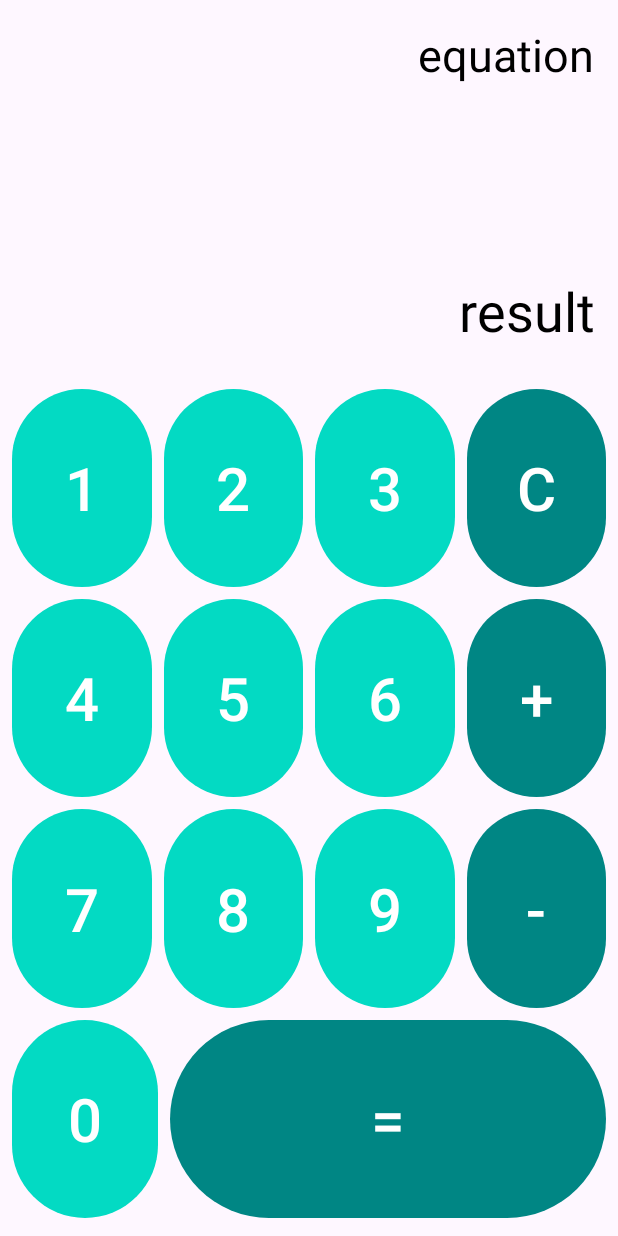
After one commit to d-abing/Android_Basic_study, an Android app: the layout activity_calculator.xml on its own in the app's theme, with its tools: preview values and no code run, on a phone screen of 412 x 824 dp. The commit adds this screen. Run offline under Robolectric (Android 15) with nearby library versions, the phone set to English and light mode, and no system bars.

Commit message:
<Part1:Ch5:06>
계산기 앱

```diff
--- /dev/null
+++ b/app/src/main/res/layout/activity_calculator.xml
@@ -0,0 +1,157 @@
+<?xml version="1.0" encoding="utf-8"?>
+<androidx.constraintlayout.widget.ConstraintLayout xmlns:android="http://schemas.android.com/apk/res/android"
+    xmlns:app="http://schemas.android.com/apk/res-auto"
+    xmlns:tools="http://schemas.android.com/tools"
+    android:id="@+id/main"
+    android:layout_width="match_parent"
+    android:layout_height="match_parent"
+    tools:context=".CalculatorActivity">
+
+    <TextView
+        android:id="@+id/equation_tv"
+        android:layout_width="0dp"
+        android:layout_height="0dp"
+        android:gravity="end"
+        android:padding="16dp"
+        android:text="equation"
+        android:textColor="@color/default_text_color"
+        android:textSize="30sp"
+        app:layout_constraintBottom_toTopOf="@+id/result_tv"
+        app:layout_constraintEnd_toEndOf="parent"
+        app:layout_constraintStart_toStartOf="parent"
+        app:layout_constraintTop_toTopOf="parent" />
+
+    <TextView
+        android:id="@+id/result_tv"
+        android:layout_width="0dp"
+        android:layout_height="wrap_content"
+        android:gravity="end"
+        android:padding="16dp"
+        android:text="result"
+        android:textColor="@color/default_text_color"
+        android:textSize="36sp"
+        app:layout_constraintBottom_toTopOf="@+id/keyPadFlow"
+        app:layout_constraintEnd_toEndOf="parent"
+        app:layout_constraintStart_toStartOf="parent" />
+
+
+    <androidx.constraintlayout.helper.widget.Flow
+        android:id="@+id/keyPadFlow"
+        android:layout_width="0dp"
+        android:layout_height="0dp"
+        android:padding="8dp"
+        app:constraint_referenced_ids="btn_1, btn_2, btn_3, btn_clear,
+            btn_4, btn_5,btn_6, btn_plus,
+            btn_7, btn_8, btn_9, btn_minus,
+            btn_0, btn_equal"
+        app:flow_horizontalGap="8dp"
+        app:flow_maxElementsWrap="4"
+        app:flow_wrapMode="chain"
+        app:layout_constraintBottom_toBottomOf="parent"
+        app:layout_constraintEnd_toEndOf="parent"
+        app:layout_constraintHeight_percent="0.7"
+        app:layout_constraintStart_toStartOf="parent"
+        app:layout_constraintTop_toTopOf="parent"
+        app:layout_constraintVertical_bias="1" />
+
+    <Button
+        android:id="@+id/btn_1"
+        style="@style/numberKeypad"
+        android:onClick="numberClicked"
+        android:text="1"
+        tools:ignore="MissingConstraints" />
+
+    <Button
+        android:id="@+id/btn_2"
+        style="@style/numberKeypad"
+        android:onClick="numberClicked"
+        android:text="2"
+        tools:ignore="MissingConstraints" />
+
+    <Button
+        android:id="@+id/btn_3"
+        style="@style/numberKeypad"
+        android:onClick="numberClicked"
+        android:text="3"
+        tools:ignore="MissingConstraints" />
+
+    <Button
+        android:id="@+id/btn_4"
+        style="@style/numberKeypad"
+        android:onClick="numberClicked"
+        android:text="4"
+        tools:ignore="MissingConstraints" />
+
+    <Button
+        android:id="@+id/btn_5"
+        style="@style/numberKeypad"
+        android:onClick="numberClicked"
+        android:text="5"
+        tools:ignore="MissingConstraints" />
+
+    <Button
+        android:id="@+id/btn_6"
+        style="@style/numberKeypad"
+        android:onClick="numberClicked"
+        android:text="6"
+        tools:ignore="MissingConstraints" />
+
+    <Button
+        android:id="@+id/btn_7"
+        style="@style/numberKeypad"
+        android:onClick="numberClicked"
+        android:text="7"
+        tools:ignore="MissingConstraints" />
+
+    <Button
+        android:id="@+id/btn_8"
+        style="@style/numberKeypad"
+        android:onClick="numberClicked"
+        android:text="8"
+        tools:ignore="MissingConstraints" />
+
+    <Button
+        android:id="@+id/btn_9"
+        style="@style/numberKeypad"
+        android:onClick="numberClicked"
+        android:text="9"
+        tools:ignore="MissingConstraints" />
+
+    <Button
+        android:id="@+id/btn_0"
+        style="@style/numberKeypad"
+        android:onClick="numberClicked"
+        android:text="0"
+        app:layout_constraintHorizontal_weight="1"
+        tools:ignore="MissingConstraints" />
+
+    <Button
+        android:id="@+id/btn_equal"
+        style="@style/operatorKeypad"
+        android:onClick="equalClicked"
+        android:text="="
+        app:layout_constraintHorizontal_weight="3"
+        tools:ignore="MissingConstraints" />
+
+    <Button
+        android:id="@+id/btn_clear"
+        style="@style/operatorKeypad"
+        android:onClick="clearClicked"
+        android:text="C"
+        tools:ignore="MissingConstraints" />
+
+    <Button
+        android:id="@+id/btn_plus"
+        style="@style/operatorKeypad"
+        android:onClick="operatorClicked"
+        android:text="+"
+        tools:ignore="MissingConstraints" />
+
+    <Button
+        android:id="@+id/btn_minus"
+        style="@style/operatorKeypad"
+        android:onClick="operatorClicked"
+        android:text="-"
+        tools:ignore="MissingConstraints" />
+
+</androidx.constraintlayout.widget.ConstraintLayout>
--- /dev/null
+++ b/app/src/main/res/values-night/colors.xml
@@ -0,0 +1,6 @@
+<?xml version="1.0" encoding="utf-8"?>
+<resources>
+
+    <color name="default_text_color">#FFFFFF</color>
+
+</resources>
--- a/app/src/main/res/values/colors.xml
+++ b/app/src/main/res/values/colors.xml
@@ -2,7 +2,10 @@
 <resources>
     <color name="black">#FF000000</color>
     <color name="white">#FFFFFFFF</color>
-    <color name="bule">#2196F3</color>
+    <color name="blue">#2196F3</color>
     <color name="purple">#845DA6</color>
     <color name="orange">#FF9800</color>
+    <color name="teal">#03DAC3</color>
+    <color name="dark_teal">#008684</color>
+    <color name="default_text_color">#FF000000</color>
 </resources>
--- a/app/src/main/res/values/styles.xml
+++ b/app/src/main/res/values/styles.xml
@@ -13,4 +13,15 @@
         <item name="android:textSize">20sp</item>
         <item name="android:gravity">end</item>
     </style>
+
+    <style name="numberKeypad">
+        <item name="android:textSize">40sp</item>
+        <item name="android:layout_width">0dp</item>
+        <item name="android:layout_height">0dp</item>
+        <item name="backgroundTint">@color/teal</item>
+    </style>
+
+    <style name="operatorKeypad" parent="numberKeypad">
+        <item name="backgroundTint">@color/dark_teal</item>
+    </style>
 </resources>
```
Also changed, not shown: app/src/main/AndroidManifest.xml (+7 -4 lines), app/src/main/java/com/example/fastcampusbasic/CalculatorActivity.kt (added, +85 -0 lines), app/src/main/res/layout/activity_counter.xml (+12 -12 lines).
